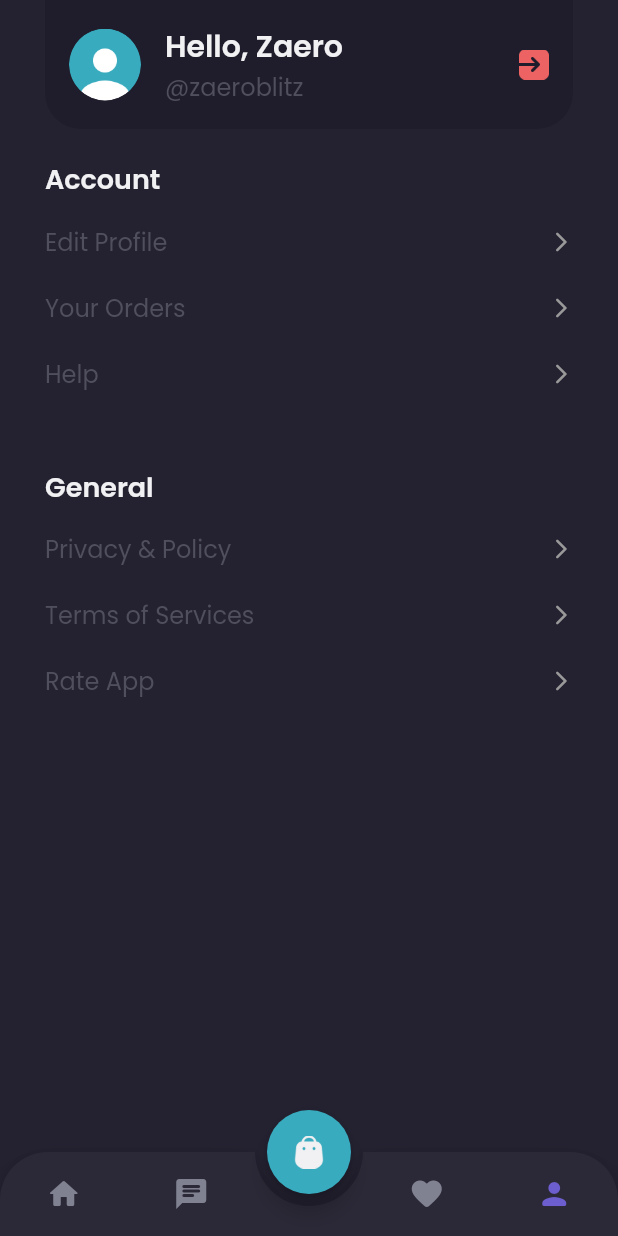
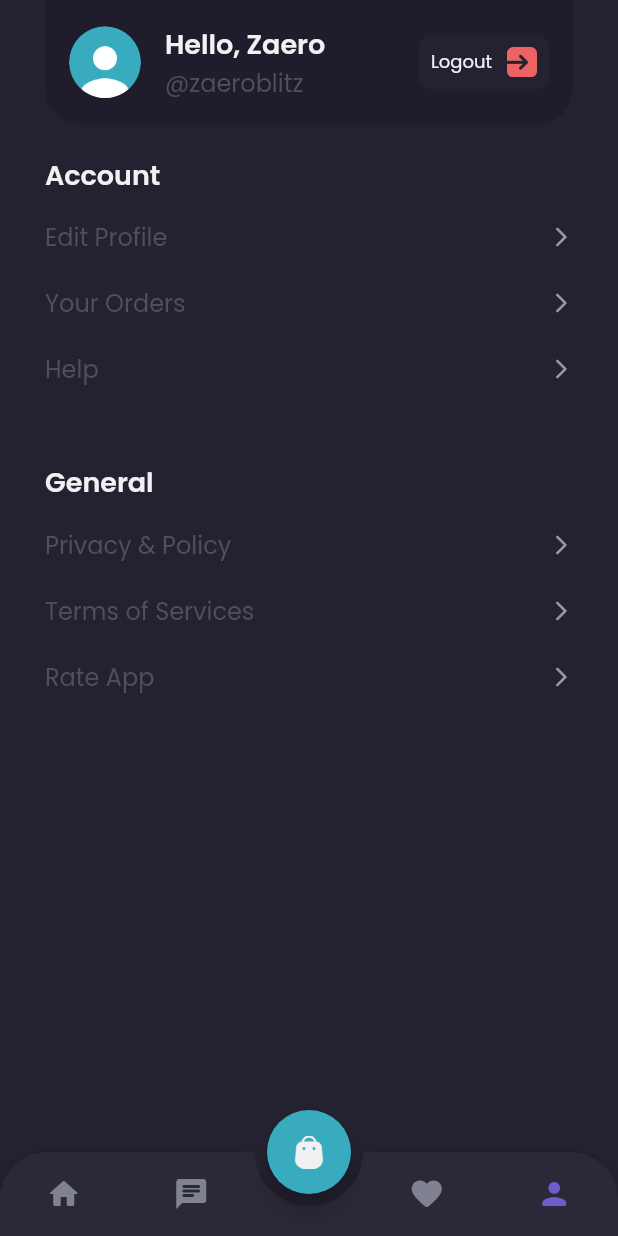
Before and after one commit to zaeroblitz/shamo-app, a Flutter app: the MainPage screen opened by its route, item 4 of the bottom bar chosen, on a phone screen of 412 x 824 dp. Run offline on Flutter 3.47's test engine with Material 2 defaults, Android fonts, the phone set to English and light mode, and no system bars; drawn by our look-alikes of animated_bottom_navigation_bar; our stand-ins replace google_fonts.

Commit message:
Add Edit Profile Page

```diff
--- a/lib/main.dart
+++ b/lib/main.dart
@@ -1,6 +1,7 @@
 import 'package:flutter/material.dart';
 import 'package:shamo/pages/chat/detail_chat_page.dart';
 import 'package:shamo/pages/home/main_page.dart';
+import 'package:shamo/pages/profile/edit_profile.dart';
 import 'package:shamo/pages/sign_in_page.dart';
 import 'package:shamo/pages/sign_up_page.dart';
 import 'package:shamo/pages/splash_screen.dart';
@@ -20,6 +21,7 @@ class MyApp extends StatelessWidget {
         '/signUpPage': (context) => SignUpPage(),
         '/home': (context) => MainPage(),
         '/detailChat': (cotnext) => DetailChatPage(),
+        '/editProfile': (cotnext) => EditProfilePage(),
       },
     );
   }
--- a/lib/pages/profile/profile_page.dart
+++ b/lib/pages/profile/profile_page.dart
@@ -31,10 +31,10 @@ class ProfilePage extends StatelessWidget {
                   Text(
                     'Hello, Zaero',
                     style: primaryTextStyle.copyWith(
-                      fontSize: 20,
+                      fontSize: 18,
                       fontWeight: semiBold,
                     ),
-                    maxLines: 2,
+                    maxLines: 1,
                     overflow: TextOverflow.ellipsis,
                   ),
                   Text(
@@ -49,9 +49,30 @@ class ProfilePage extends StatelessWidget {
               ),
             ),
             GestureDetector(
-              child: Image.asset(
-                'assets/exit_button.png',
-                width: 20,
+              child: Container(
+                padding: EdgeInsets.all(8),
+                decoration: BoxDecoration(
+                  color: backgroundColor3,
+                  borderRadius: BorderRadius.circular(8),
+                ),
+                child: Row(
+                  mainAxisAlignment: MainAxisAlignment.spaceBetween,
+                  children: [
+                    Text(
+                      'Logout',
+                      style: primaryTextStyle.copyWith(
+                        fontSize: 12,
+                      ),
+                    ),
+                    SizedBox(
+                      width: 10,
+                    ),
+                    Image.asset(
+                      'assets/exit_button.png',
+                      width: 20,
+                    ),
+                  ],
+                ),
               ),
             ),
           ],
@@ -79,7 +100,9 @@ class ProfilePage extends StatelessWidget {
               height: 16,
             ),
             GestureDetector(
-              onTap: () {},
+              onTap: () {
+                Navigator.pushNamed(context, '/editProfile');
+              },
               child: Container(
                 margin: EdgeInsets.only(
                   bottom: 20,
```
Also changed, not shown: lib/pages/profile/edit_profile.dart (added, +214 -0 lines).
